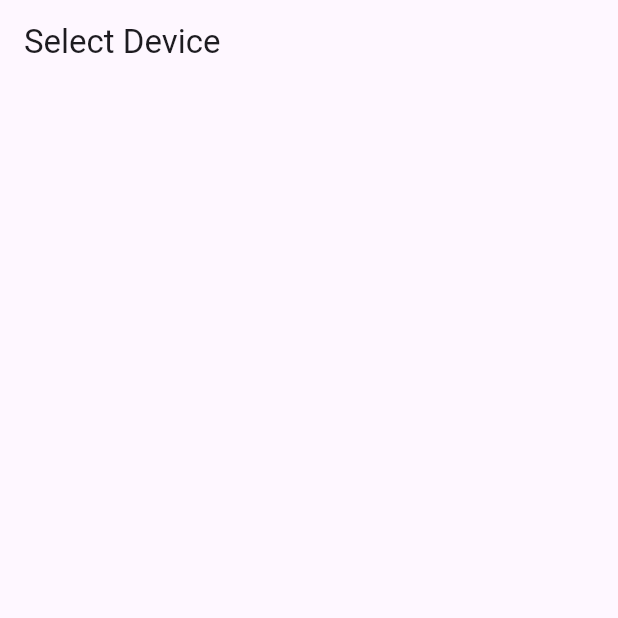
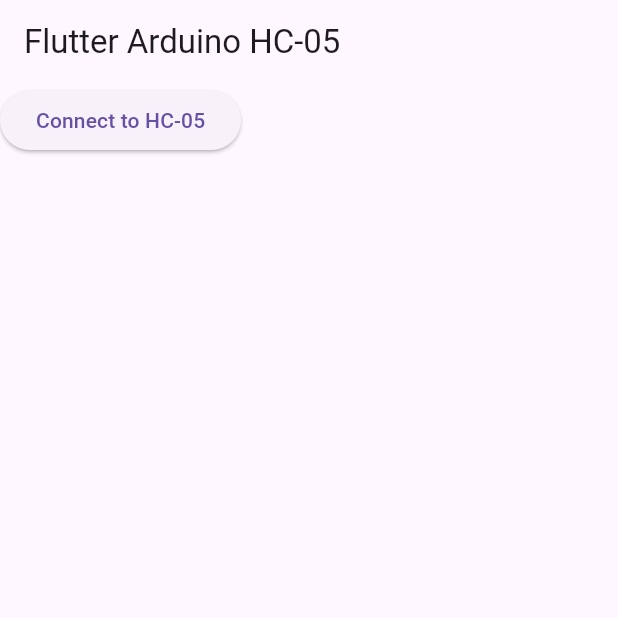
Before and after one commit to AdityaKukreti/testing, a Flutter app: the screen it shows after launch, on a phone screen of 412 x 824 dp, the top half of it. Run offline on Flutter 3.47's test engine with Material 3 defaults, Android fonts, the light colour scheme and no system bars; our stand-ins replace flutter_blue.

Commit message:
first commit

```diff
--- a/lib/connection.dart
+++ /dev/null
@@ -1,56 +0,0 @@
-import 'package:flutter/material.dart';
-import 'package:flutter_bluetooth_serial/flutter_bluetooth_serial.dart';
-
-import 'device.dart';
-import 'led.dart';
-
-class SelectBondedDevicePage extends StatefulWidget {
-  final bool checkAvailability;
-  final Function(BluetoothDevice) onChatPage;
-
-  const SelectBondedDevicePage(
-      {this.checkAvailability = true, required this.onChatPage});
-
-  @override
-  _SelectBondedDevicePageState createState() => _SelectBondedDevicePageState();
-}
-
-class _SelectBondedDevicePageState extends State<SelectBondedDevicePage> {
-  List<BluetoothDevice> devices = [];
-
-  @override
-  void initState() {
-    super.initState();
-    FlutterBluetoothSerial.instance
-        .getBondedDevices()
-        .then((List<BluetoothDevice> bondedDevices) {
-      setState(() {
-        devices = bondedDevices;
-      });
-    });
-  }
-
-  @override
-  Widget build(BuildContext context) {
-    return Scaffold(
-      appBar: AppBar(title: Text('Select Device')),
-      body: ListView.builder(
-        itemCount: devices.length,
-        itemBuilder: (context, index) {
-          return BluetoothDeviceListEntry(
-            device: devices[index],
-            onTap: () {
-              // Ensure the correct context is used by wrapping the navigation logic in a Builder
-              Navigator.push(
-                context,
-                MaterialPageRoute(
-                  builder: (context) => ChatPage(server: devices[index]),
-                ),
-              );
-            },
-          );
-        },
-      ),
-    );
-  }
-}
--- a/lib/device.dart
+++ /dev/null
@@ -1,15 +0,0 @@
-import 'package:flutter/material.dart';
-import 'package:flutter_bluetooth_serial/flutter_bluetooth_serial.dart';
-
-class BluetoothDeviceListEntry extends ListTile {
-  final BluetoothDevice device;
-  final VoidCallback onTap;
-
-  BluetoothDeviceListEntry({required this.device, required this.onTap})
-      : super(
-          title: Text(device.name ?? "Unknown device"),
-          subtitle: Text(device.address.toString()),
-          trailing: Icon(Icons.chevron_right),
-          onTap: onTap,
-        );
-}
--- a/lib/main.dart
+++ b/lib/main.dart
@@ -1,31 +1,99 @@
 import 'package:flutter/material.dart';
+import 'package:flutter_blue/flutter_blue.dart';
 
-import 'connection.dart';
-import 'led.dart'; // Assuming your connection.dart manages Bluetooth connections
-
-void main() {
-  runApp(MyApp());
-}
+void main() => runApp(MyApp());
 
 class MyApp extends StatelessWidget {
   @override
   Widget build(BuildContext context) {
     return MaterialApp(
-      title: 'Bluetooth Chat',
+      title: 'Flutter Arduino HC-05',
       theme: ThemeData(
         primarySwatch: Colors.blue,
-        visualDensity: VisualDensity.adaptivePlatformDensity,
       ),
-      home: SelectBondedDevicePage(
-        checkAvailability: true,
-        onChatPage: (device) {
-          Navigator.push(
-            context,
-            MaterialPageRoute(
-              builder: (context) => ChatPage(server: device),
+      home: HomePage(),
+    );
+  }
+}
+
+class HomePage extends StatefulWidget {
+  @override
+  _HomePageState createState() => _HomePageState();
+}
+
+class _HomePageState extends State<HomePage> {
+  FlutterBlue flutterBlue = FlutterBlue.instance;
+  BluetoothDevice? _device;
+  BluetoothCharacteristic? _characteristic;
+  List<BluetoothService>? _services;
+
+  void connectToDevice() async {
+    // Start scanning
+    flutterBlue.startScan(timeout: Duration(seconds: 4));
+
+    // Listen to scan results
+    // ignore: unused_local_variable
+    var subscription = flutterBlue.scanResults.listen((results) {
+      for (ScanResult r in results) {
+        if (r.device.name == 'HC-05') {
+          setState(() {
+            _device = r.device;
+          });
+          flutterBlue.stopScan();
+          connect(_device!);
+          break;
+        }
+      }
+    });
+  }
+
+  void connect(BluetoothDevice device) async {
+    await device.connect();
+    _services = await device.discoverServices();
+    setState(() {
+      _services = _services;
+    });
+
+    for (BluetoothService service in _services!) {
+      for (BluetoothCharacteristic c in service.characteristics) {
+        if (c.properties.notify || c.properties.read) {
+          _characteristic = c;
+          c.value.listen((value) {
+            print('Received: ${String.fromCharCodes(value)}');
+          });
+          await c.setNotifyValue(true);
+        }
+      }
+    }
+  }
+
+  void sendMessage(String message) async {
+    if (_characteristic != null) {
+      await _characteristic!.write(message.codeUnits);
+    }
+  }
+
+  @override
+  Widget build(BuildContext context) {
+    return Scaffold(
+      appBar: AppBar(
+        title: Text('Flutter Arduino HC-05'),
+      ),
+      body: Column(
+        children: <Widget>[
+          ElevatedButton(
+            onPressed: connectToDevice,
+            child: Text('Connect to HC-05'),
+          ),
+          if (_device != null) Text('Connected to: ${_device!.name}'),
+          if (_characteristic != null)
+            TextField(
+              onSubmitted: sendMessage,
+              decoration: InputDecoration(
+                labelText: 'Send a message',
+              ),
             ),
-          );
-        },
+        ],
       ),
     );
   }
--- a/pubspec.yaml
+++ b/pubspec.yaml
@@ -35,8 +35,9 @@
   # The following adds the Cupertino Icons font to your application.
   # Use with the CupertinoIcons class for iOS style icons.
   cupertino_icons: ^1.0.6
-  flutter_bluetooth_serial:
-  syncfusion_flutter_sliders:
+  flutter_blue: ^0.8.0
+
+  intl: ^0.18.1
 
 dev_dependencies:
   flutter_test:
```
Also changed, not shown: lib/led.dart (deleted, +0 -85 lines), pubspec.lock, 1 other file.
